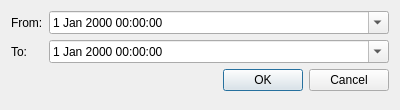
The window that photonfinder/ui/DateRangeDialog.ui (bcolyn/PhotonFinder) describes before a commit, drawn with Qt 5.
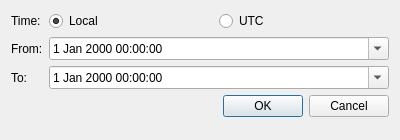
The same window after the commit.

Commit message: The search grid shows each image's local time (UTC in the tooltip) and a Night column; the Date filter takes its range in local time (default) or UTC, each with its own criteria fields and nothing converted; a new Night filter (toolbar and Search menu) shows one observing night, prefilled from the selected row or last night; the target report counts nights; MCP results carry local_time and session_night, criteria accept local_start/local_end and session_night, and the tool descriptions use the night for 'last night'

Patch:
```diff
--- a/photonfinder/ui/DateRangeDialog.ui
+++ b/photonfinder/ui/DateRangeDialog.ui
@@ -7,7 +7,7 @@
     <x>0</x>
     <y>0</y>
     <width>400</width>
-    <height>110</height>
+    <height>140</height>
    </rect>
   </property>
   <property name="windowTitle">
@@ -15,34 +15,75 @@
   </property>
   <layout class="QFormLayout" name="formLayout">
    <item row="0" column="0">
+    <widget class="QLabel" name="basisLabel">
+     <property name="text">
+      <string>Time:</string>
+     </property>
+    </widget>
+   </item>
+   <item row="0" column="1">
+    <layout class="QHBoxLayout" name="basisLayout">
+     <item>
+      <widget class="QRadioButton" name="localRadio">
+       <property name="toolTip">
+        <string>Local time where each frame was taken: DATE-LOC, else the observatory's time zone, else the timezone in Settings</string>
+       </property>
+       <property name="text">
+        <string>Local</string>
+       </property>
+       <property name="checked">
+        <bool>true</bool>
+       </property>
+      </widget>
+     </item>
+     <item>
+      <widget class="QRadioButton" name="utcRadio">
+       <property name="toolTip">
+        <string>UTC, as in DATE-OBS</string>
+       </property>
+       <property name="text">
+        <string>UTC</string>
+       </property>
+      </widget>
+     </item>
+     <item>
+      <spacer name="basisSpacer">
+       <property name="orientation">
+        <enum>Qt::Orientation::Horizontal</enum>
+       </property>
+      </spacer>
+     </item>
+    </layout>
+   </item>
+   <item row="1" column="0">
     <widget class="QLabel" name="label">
      <property name="text">
       <string>From:</string>
      </property>
     </widget>
    </item>
-   <item row="0" column="1">
+   <item row="1" column="1">
     <widget class="QDateTimeEdit" name="dateTimeEditFrom">
      <property name="calendarPopup">
       <bool>true</bool>
      </property>
     </widget>
    </item>
-   <item row="1" column="0">
+   <item row="2" column="0">
     <widget class="QLabel" name="label_2">
      <property name="text">
       <string>To:</string>
      </property>
     </widget>
    </item>
-   <item row="1" column="1">
+   <item row="2" column="1">
     <widget class="QDateTimeEdit" name="dateTimeEditTo">
      <property name="calendarPopup">
       <bool>true</bool>
      </property>
     </widget>
    </item>
-   <item row="2" column="0" colspan="2">
+   <item row="3" column="0" colspan="2">
     <widget class="QDialogButtonBox" name="buttonBox">
      <property name="orientation">
       <enum>Qt::Orientation::Horizontal</enum>
```
Left out of the diff: 2 changed lines with no effect on the pictures. The commit also changes 23 other files.
